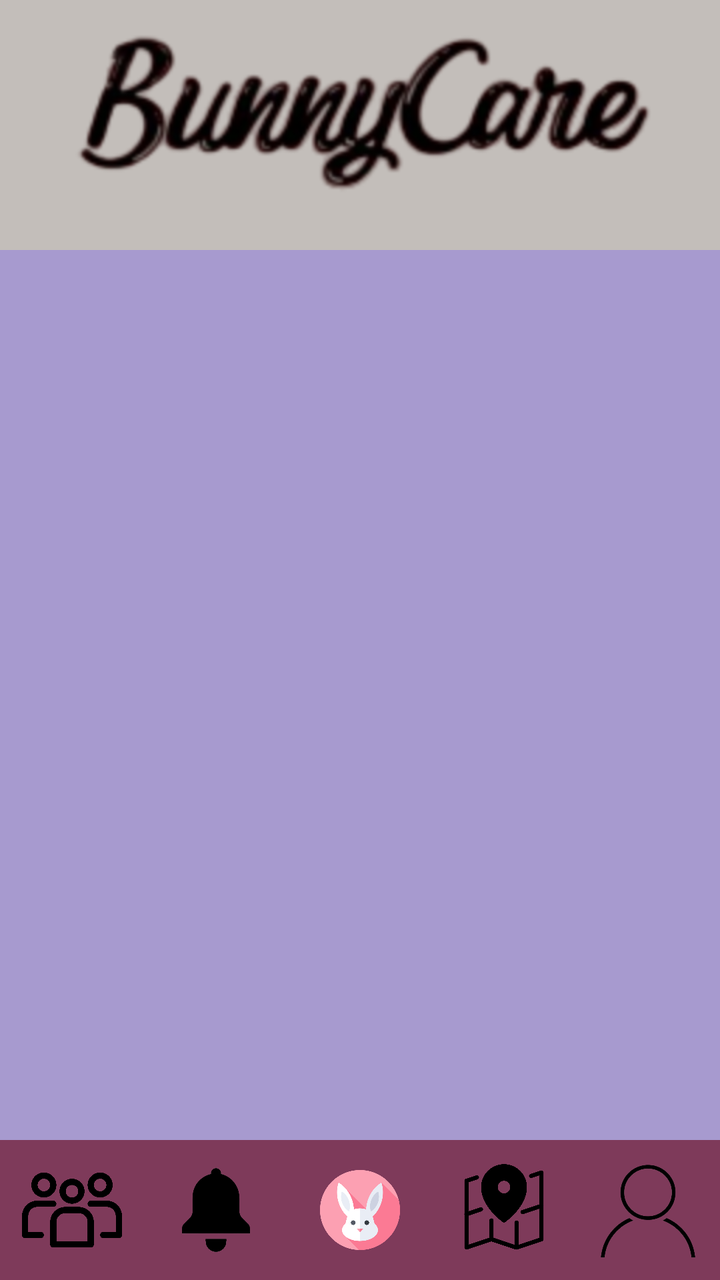
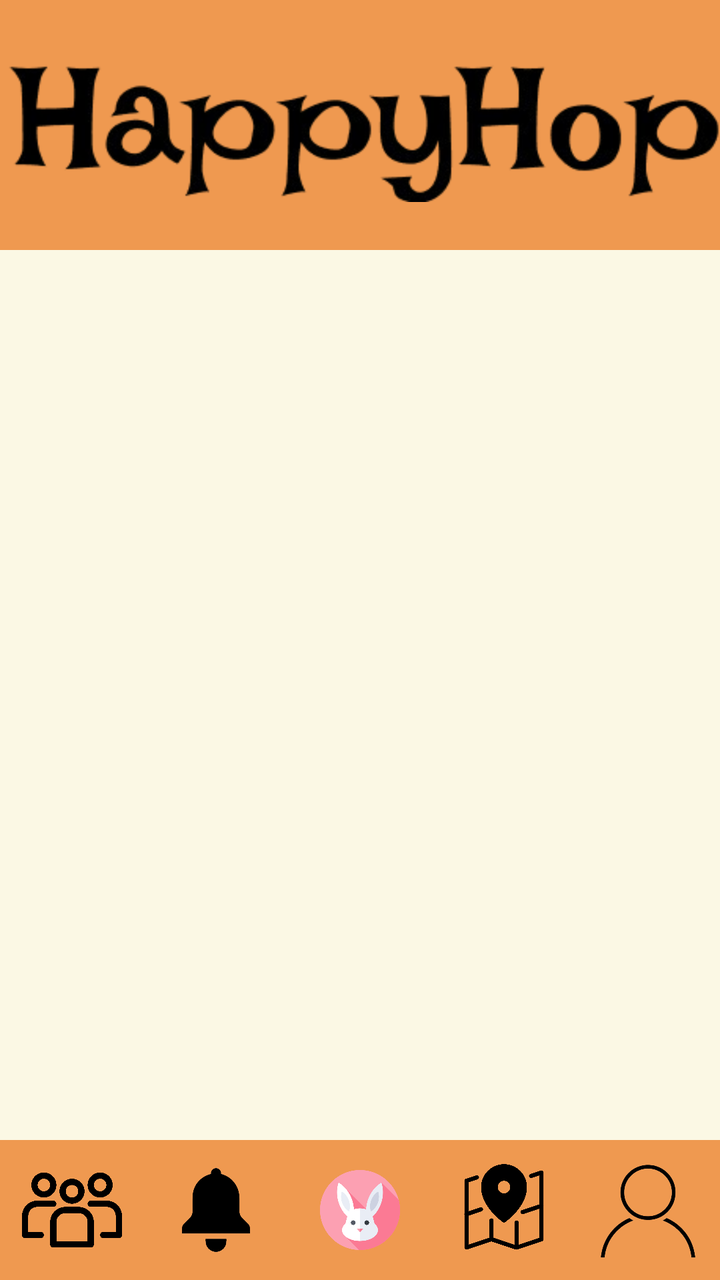

Compare the two renders of this Android layout. The source of the first and the diff that turns it into the second are given below.
<!-- AndroidManifest.xml: application theme Theme.BunnyCare -->
<!-- res/layout/activity_home.xml -->
<?xml version="1.0" encoding="utf-8"?>
<androidx.constraintlayout.widget.ConstraintLayout xmlns:android="http://schemas.android.com/apk/res/android"
    xmlns:app="http://schemas.android.com/apk/res-auto"
    xmlns:tools="http://schemas.android.com/tools"
    android:id="@+id/camerapage"
android:layout_width="match_parent"
android:layout_height="match_parent"
android:orientation="vertical"
android:background="@color/lavender">

    <ImageView
        android:id="@+id/imageView"
        android:layout_width="match_parent"
        android:layout_height="125dp"
        android:background="@color/warm_gray"
        android:contentDescription="App Logo"
        android:scaleType="centerInside"
        android:src="@drawable/logo"
        app:layout_constraintEnd_toEndOf="parent"
        app:layout_constraintStart_toStartOf="parent"
        app:layout_constraintTop_toTopOf="parent" />

    <LinearLayout
        android:id="@+id/container"
        android:layout_width="match_parent"
        android:layout_height="0dp"
        android:orientation="vertical"
        app:layout_constraintBottom_toTopOf="@+id/linearLayout"
        app:layout_constraintTop_toBottomOf="@+id/imageView"
        tools:context=".HomeActivity" />

    <LinearLayout
        android:id="@+id/linearLayout"
        android:layout_width="match_parent"
        android:layout_height="70dp"
        android:background="@color/deep_magenta"
        android:gravity="center"
        android:orientation="horizontal"
        android:weightSum="5"
        app:layout_constraintBottom_toBottomOf="parent"
        app:layout_constraintTop_toBottomOf="@+id/container"
        tools:visibility="visible">

        <ImageButton
            android:id="@+id/btnCommunity"
            android:layout_width="0dp"
            android:layout_height="50dp"
            android:layout_weight="1"
            android:background="@android:color/transparent"
            android:contentDescription="community"
            android:scaleType="fitCenter"
            android:src="@drawable/community" />

        <ImageButton
            android:id="@+id/btnNotification"
            android:layout_width="0dp"
            android:layout_height="50dp"
            android:layout_weight="1"
            android:background="@android:color/transparent"
            android:contentDescription="notification"
            android:scaleType="fitCenter"
            android:src="@drawable/notification" />

        <ImageButton
            android:id="@+id/btnCamera"
            android:layout_width="0dp"
            android:layout_height="60dp"
            android:layout_weight="1"
            android:background="@android:color/transparent"
            android:contentDescription="camera"
            android:padding="10dp"
            android:scaleType="fitCenter"
            android:src="@drawable/camera" />

        <ImageButton
            android:id="@+id/btnMaps"
            android:layout_width="0dp"
            android:layout_height="50dp"
            android:layout_weight="1"
            android:background="@android:color/transparent"
            android:contentDescription="maps"
            android:scaleType="fitCenter"
            android:src="@drawable/maps_icon" />

        <ImageButton
            android:id="@+id/btnAccount"
            android:layout_width="0dp"
            android:layout_height="50dp"
            android:layout_weight="1"
            android:background="@android:color/transparent"
            android:contentDescription="account"
            android:scaleType="fitCenter"
            android:src="@drawable/account" />

    </LinearLayout>
</androidx.constraintlayout.widget.ConstraintLayout>
<!-- resources referenced by this layout -->
<resources>
  <color name="deep_magenta">#7E3A5A</color>
  <color name="lavender">#A79ACF</color>
  <color name="warm_gray">#C3BEBA</color>
  <!-- drawable account: png bitmap (drawable, 100330 bytes) -->
  <!-- drawable camera: png bitmap (drawable, 28447 bytes) -->
  <!-- drawable community: png bitmap (drawable, 29519 bytes) -->
  <!-- drawable logo: png bitmap (drawable, 59421 bytes) -->
  <!-- drawable maps_icon: png bitmap (drawable, 25689 bytes) -->
  <!-- drawable notification: png bitmap (drawable, 43850 bytes) -->
  <style name="Theme.BunnyCare" parent="Base.Theme.BunnyCare" />
  <style name="Base.Theme.BunnyCare" parent="Theme.Material3.DayNight.NoActionBar">
          
          
      </style>
</resources>

<!-- the commit's change to res/layout/activity_home.xml (unified diff, before → after) -->
@@ -1,96 +1,84 @@
 <?xml version="1.0" encoding="utf-8"?>
-<androidx.constraintlayout.widget.ConstraintLayout xmlns:android="http://schemas.android.com/apk/res/android"
-    xmlns:app="http://schemas.android.com/apk/res-auto"
-    xmlns:tools="http://schemas.android.com/tools"
+<LinearLayout xmlns:android="http://schemas.android.com/apk/res/android"
     android:id="@+id/camerapage"
-android:layout_width="match_parent"
-android:layout_height="match_parent"
-android:orientation="vertical"
-android:background="@color/lavender">
+    android:layout_width="match_parent"
+    android:layout_height="match_parent"
+    android:orientation="vertical"
+    android:background="@color/cream_bg">
 
     <ImageView
-        android:id="@+id/imageView"
         android:layout_width="match_parent"
         android:layout_height="125dp"
-        android:background="@color/warm_gray"
+        android:background="@color/Orangie"
         android:contentDescription="App Logo"
         android:scaleType="centerInside"
-        android:src="@drawable/logo"
-        app:layout_constraintEnd_toEndOf="parent"
-        app:layout_constraintStart_toStartOf="parent"
-        app:layout_constraintTop_toTopOf="parent" />
+        android:src="@drawable/logo" />
 
     <LinearLayout
         android:id="@+id/container"
         android:layout_width="match_parent"
         android:layout_height="0dp"
-        android:orientation="vertical"
-        app:layout_constraintBottom_toTopOf="@+id/linearLayout"
-        app:layout_constraintTop_toBottomOf="@+id/imageView"
-        tools:context=".HomeActivity" />
+        android:layout_weight="1"/>
 
     <LinearLayout
-        android:id="@+id/linearLayout"
         android:layout_width="match_parent"
         android:layout_height="70dp"
-        android:background="@color/deep_magenta"
+        android:orientation="horizontal"
+        android:background="@color/Orangie"
         android:gravity="center"
-        android:orientation="horizontal"
-        android:weightSum="5"
-        app:layout_constraintBottom_toBottomOf="parent"
-        app:layout_constraintTop_toBottomOf="@+id/container"
-        tools:visibility="visible">
+        android:weightSum="5">
 
         <ImageButton
             android:id="@+id/btnCommunity"
             android:layout_width="0dp"
             android:layout_height="50dp"
             android:layout_weight="1"
+            android:src="@drawable/community"
             android:background="@android:color/transparent"
-            android:contentDescription="community"
             android:scaleType="fitCenter"
-            android:src="@drawable/community" />
+            android:contentDescription="community" />
 
         <ImageButton
             android:id="@+id/btnNotification"
             android:layout_width="0dp"
             android:layout_height="50dp"
             android:layout_weight="1"
+            android:src="@drawable/notification"
             android:background="@android:color/transparent"
-            android:contentDescription="notification"
             android:scaleType="fitCenter"
-            android:src="@drawable/notification" />
+            android:contentDescription="notification" />
 
         <ImageButton
             android:id="@+id/btnCamera"
             android:layout_width="0dp"
             android:layout_height="60dp"
             android:layout_weight="1"
+            android:src="@drawable/camera"
             android:background="@android:color/transparent"
-            android:contentDescription="camera"
             android:padding="10dp"
             android:scaleType="fitCenter"
-            android:src="@drawable/camera" />
+            android:contentDescription="camera" />
 
         <ImageButton
             android:id="@+id/btnMaps"
             android:layout_width="0dp"
             android:layout_height="50dp"
             android:layout_weight="1"
+            android:src="@drawable/maps_icon"
             android:background="@android:color/transparent"
-            android:contentDescription="maps"
             android:scaleType="fitCenter"
-            android:src="@drawable/maps_icon" />
+            android:contentDescription="maps" />
 
         <ImageButton
             android:id="@+id/btnAccount"
             android:layout_width="0dp"
             android:layout_height="50dp"
             android:layout_weight="1"
+            android:src="@drawable/account"
             android:background="@android:color/transparent"
-            android:contentDescription="account"
             android:scaleType="fitCenter"
-            android:src="@drawable/account" />
+            android:contentDescription="account" />
 
     </LinearLayout>
-</androidx.constraintlayout.widget.ConstraintLayout>
+
+</LinearLayout>
<!-- resource entries referenced after the edit -->
@@ -1,12 +1,11 @@
 <!-- resources referenced by this layout -->
 <resources>
-  <color name="deep_magenta">#7E3A5A</color>
-  <color name="lavender">#A79ACF</color>
-  <color name="warm_gray">#C3BEBA</color>
+  <color name="Orangie">#EF9950</color>
+  <color name="cream_bg">#FBF8E4</color>
   <!-- drawable account: png bitmap (drawable, 100330 bytes) -->
   <!-- drawable camera: png bitmap (drawable, 28447 bytes) -->
   <!-- drawable community: png bitmap (drawable, 29519 bytes) -->
-  <!-- drawable logo: png bitmap (drawable, 59421 bytes) -->
+  <!-- drawable logo: png bitmap (drawable, 307807 bytes) -->
   <!-- drawable maps_icon: png bitmap (drawable, 25689 bytes) -->
   <!-- drawable notification: png bitmap (drawable, 43850 bytes) -->
   <style name="Theme.BunnyCare" parent="Base.Theme.BunnyCare" />
